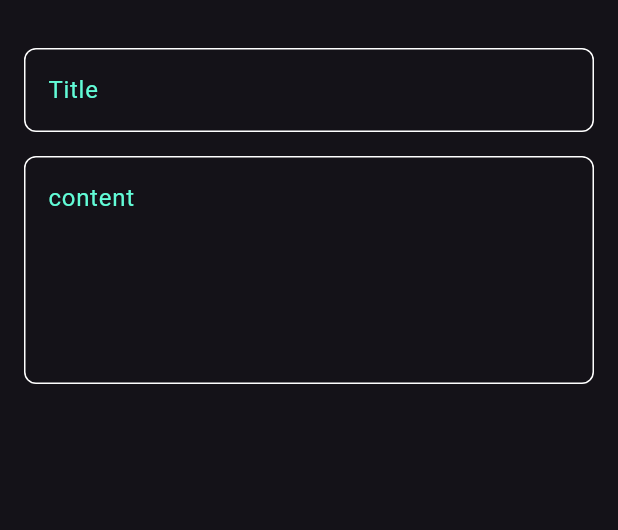
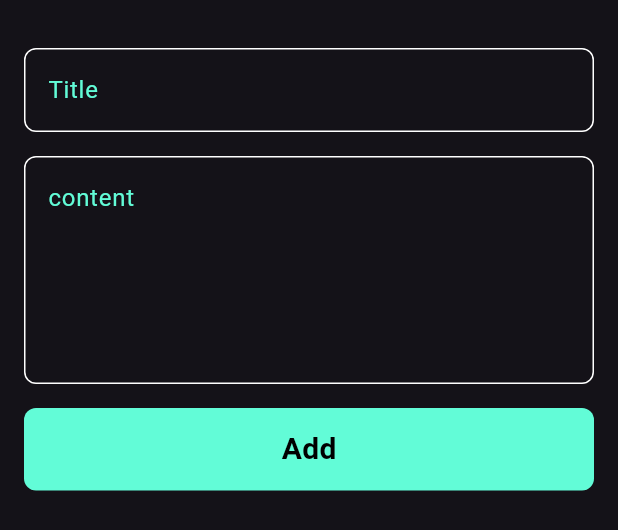
Before and after one commit to 18-rowida/note, a Flutter app: the AddNoteBottomSheet widget shown alone on an empty page, opened directly, on a phone screen of 412 x 824 dp. Shown: the top 530 px of the screen. Run offline on Flutter 3.47's test engine with Material 3 defaults, Android fonts, the phone set to English and light mode, and no system bars; our stand-ins replace font_awesome_flutter, google_fonts.

Commit message:
finish note bottom sheet

```diff
--- a/lib/views/widgets/add_note_bottom_sheet.dart
+++ b/lib/views/widgets/add_note_bottom_sheet.dart
@@ -1,4 +1,6 @@
 import 'package:flutter/material.dart';
+import 'package:note/constants.dart';
+import 'package:note/views/widgets/custom_buttom.dart';
 import 'package:note/views/widgets/custom_text_field.dart';
 
 class AddNoteBottomSheet extends StatelessWidget {
@@ -8,6 +10,7 @@ class AddNoteBottomSheet extends StatelessWidget {
   Widget build(BuildContext context) {
     return Padding(
       padding: const EdgeInsets.symmetric(horizontal: 16),
+      child: SingleChildScrollView(
         child: Column(
           children: [
             SizedBox(
@@ -23,7 +26,15 @@ class AddNoteBottomSheet extends StatelessWidget {
               hintText: 'content',
               maxLines: 5,
             ),
+            SizedBox(
+              height: 16,
+            ),
+            CustomButtom(),
+            SizedBox(
+              height: 16,
+            ),
           ],
+        ),
       ),
     );
   }
--- /dev/null
+++ b/lib/views/widgets/custom_buttom.dart
@@ -0,0 +1,28 @@
+import 'package:flutter/material.dart';
+import 'package:note/constants.dart';
+
+class CustomButtom extends StatelessWidget {
+  const CustomButtom({super.key});
+
+  @override
+  Widget build(BuildContext context) {
+    return Container(
+      width: MediaQuery.of(context).size.width,
+      height: 55,
+      child: Center(
+        child: Text(
+          'Add',
+          style: TextStyle(
+            color: Colors.black,
+            fontSize: 20,
+            fontWeight: FontWeight.bold,
+          ),
+        ),
+      ),
+      decoration: BoxDecoration(
+        color: kPrimaryColor,
+        borderRadius: BorderRadius.circular(8),
+      ),
+    );
+  }
+}
```
Lines whose indentation alone changed are shown as unchanged.
